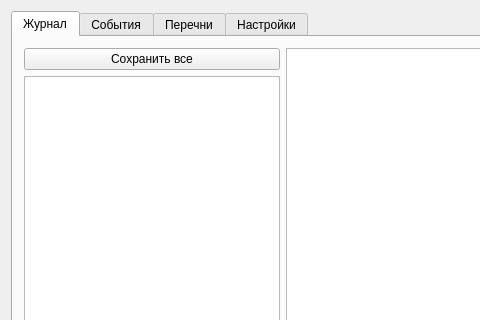
This is mainsizwindow.ui in OpexXXX/SIZ as Qt 5 draws it before an edit; both pictures show x 0 to 480 and y 0 to 320 of the 1331 by 833 pixel window. The edited form follows.
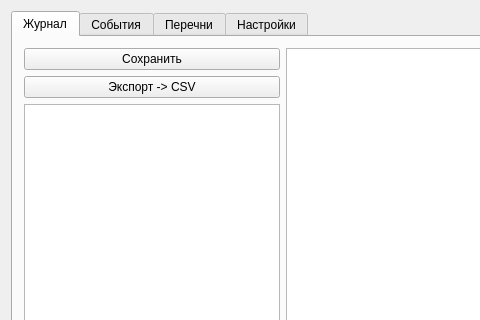
This is the edited form. The open tabs and pages were chosen to show the change. Icons and pictures are not drawn.

Commit message: csv export

The edit to the form file:
```diff
--- a/mainsizwindow.ui
+++ b/mainsizwindow.ui
@@ -62,7 +62,7 @@
           <item>
            <widget class="QPushButton" name="pushButton_2">
             <property name="text">
-             <string>Сохранить все</string>
+             <string>Сохранить</string>
             </property>
             <property name="icon">
              <iconset resource="resourse.qrc">
@@ -76,6 +76,23 @@
             </property>
            </widget>
           </item>
+          <item>
+           <widget class="QPushButton" name="btn_export_csv">
+            <property name="text">
+             <string>Экспорт -&gt; CSV</string>
+            </property>
+            <property name="icon">
+             <iconset>
+              <normaloff>csv.png</normaloff>csv.png</iconset>
+            </property>
+            <property name="iconSize">
+             <size>
+              <width>32</width>
+              <height>32</height>
+             </size>
+            </property>
+           </widget>
+          </item>
           <item>
            <widget class="QTreeWidget" name="treeWidget">
             <property name="enabled">
```
Left out of the diff: 2 changed lines with no effect on the pictures. The commit also changes 9 other files.
